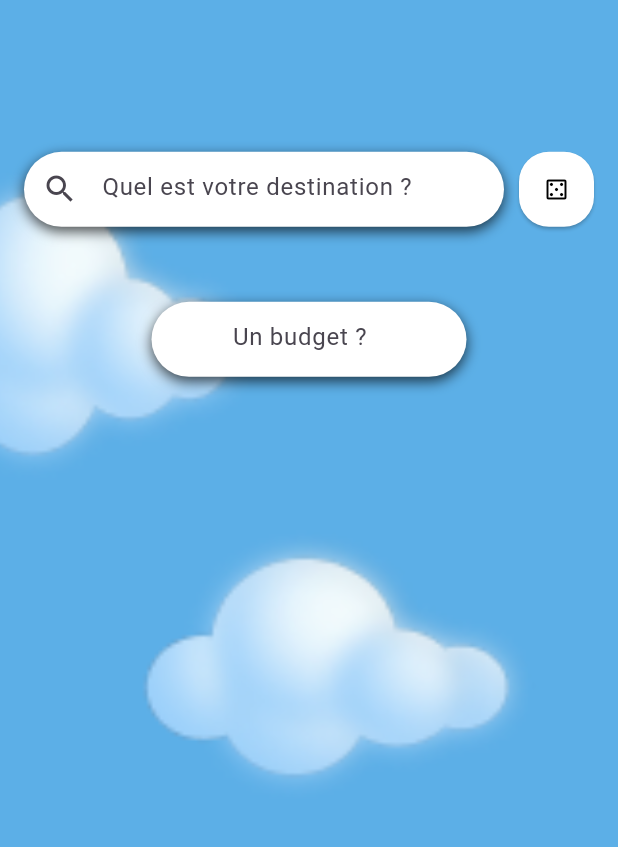
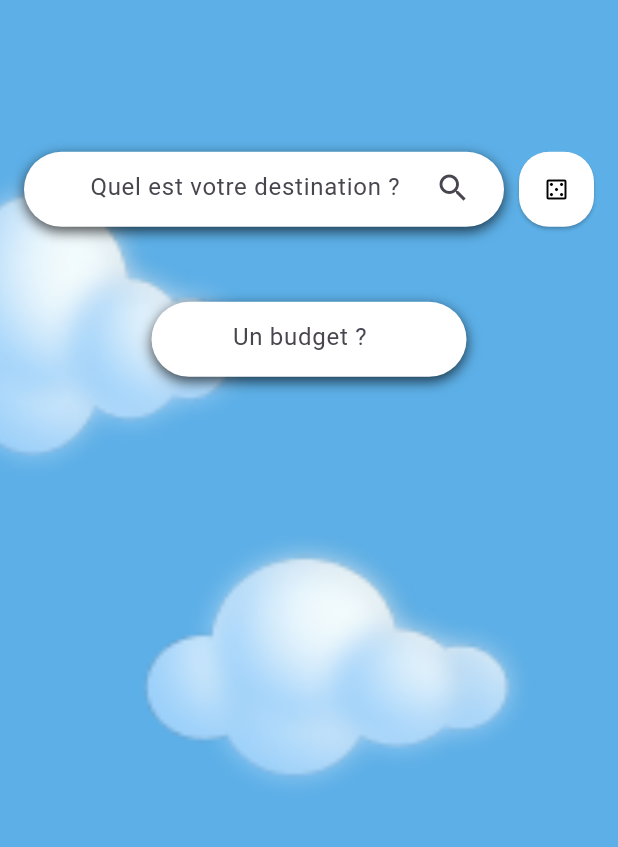
Before and after one commit to TheoFratia/suivi_projet_2024_Voyago, a Flutter app: the screen it shows after launch, on a phone screen of 412 x 824 dp, the part 389-1236 px from its top. Run offline on Flutter 3.47's test engine with Material 3 defaults, Android fonts, the light colour scheme and no system bars; our stand-ins replace flutter_login, shared_preferences; network calls fail.

Commit message:
modif page d'accueil

```diff
--- a/projet_dev_mobile/lib/screen/home_screen.dart
+++ b/projet_dev_mobile/lib/screen/home_screen.dart
@@ -22,7 +22,7 @@ class _HomeState extends State<Home> {
   void loadData() async {
     preferences = await SharedPreferences.getInstance();
     final token = preferences?.getString('token');
-    final uri = Uri.parse('http://10.70.3.216:8000/api/geo');
+    final uri = Uri.parse('http://192.168.1.66:8000/api/geo');
     final response = await http.get(uri, headers: {'Authorization': 'Bearer $token',},);
 
     if (response.statusCode == 200) {
@@ -107,20 +107,20 @@ class _HomeState extends State<Home> {
                                 },
                                 keyboardType: TextInputType.text,
                                 decoration: InputDecoration(
-                                  prefixIcon: IconButton(
+                                  suffixIcon: IconButton(
+                                    padding: const EdgeInsets.only(right: 20, top: 10, bottom: 10),
                                     icon: const Icon(Icons.search),
                                     onPressed: () {
                                       searchDestination();
                                     },
                                   ),
-                                  fillColor: Colors.transparent,
-                                  filled: true,
+                                  filled: false,
                                   border: OutlineInputBorder(
                                     borderRadius: BorderRadius.circular(90),
                                     borderSide: BorderSide.none,
                                   ),
                                   hintText: 'Quel est votre destination ?',
-                                  contentPadding: const EdgeInsets.symmetric(vertical: 15.0, horizontal: 50.0),
+                                  contentPadding: const EdgeInsets.symmetric(vertical: 5.0, horizontal: 40.0),
                                 ),
                                 onChanged: (value) {
                                   destination = value;
@@ -130,9 +130,7 @@ class _HomeState extends State<Home> {
                           )
                         ),
                       ),
-                      const SizedBox(
-                        width: 10,
-                      ),
+                      const SizedBox(width: 10,),
                       SizedBox(
                         width: 50,
                         height: 50,
@@ -176,8 +174,7 @@ class _HomeState extends State<Home> {
                       ),
                       child: TextField(
                         decoration: InputDecoration(
-                          filled: true,
-                          fillColor: Colors.transparent, // Utiliser une couleur transparente pour l'arrière-plan du TextField
+                          filled: false,
                           border: OutlineInputBorder(
                             borderRadius: BorderRadius.circular(90),
                             borderSide: BorderSide.none,
--- a/projet_dev_mobile/lib/screen/information_screen.dart
+++ b/projet_dev_mobile/lib/screen/information_screen.dart
@@ -23,7 +23,7 @@ class _InformationState extends State<Information> {
   void loadData() async {
     preferences = await SharedPreferences.getInstance();
     final token = preferences?.getString('token');
-    final uri = Uri.parse('http://10.70.3.216:8000/api/geo/${widget.destination}');
+    final uri = Uri.parse('http://192.168.1.66:8000/api/geo/${widget.destination}');
     final response = await http.get(
       uri,
       headers: {'Authorization': 'Bearer $token'},
@@ -38,6 +38,7 @@ class _InformationState extends State<Information> {
       for (var item in data) {
         List<dynamic> pointOfInterests = item['pointOfInterests'];
         for (var poi in pointOfInterests) {
+          print(poi['images']);
           List<dynamic> idIType = poi['idIType'];
           for (var idType in idIType) {
             if (idType['type'] == 'activity') {
--- a/projet_dev_mobile/lib/screen/login_screen.dart
+++ b/projet_dev_mobile/lib/screen/login_screen.dart
@@ -17,7 +17,7 @@ class LoginScreen extends StatelessWidget {
   );
 
   login(String name, String password) async {
-    const String apiUrl = 'http://10.70.3.216:8000/api/login_check';
+    const String apiUrl = 'http://192.168.1.66:8000/api/login_check';
     final bodyContent = jsonEncode({'username': name, 'password': password,});
 
     final response = await http.post(Uri.parse(apiUrl), headers: {'Content-Type': 'application/json'},  body: bodyContent,);
```
